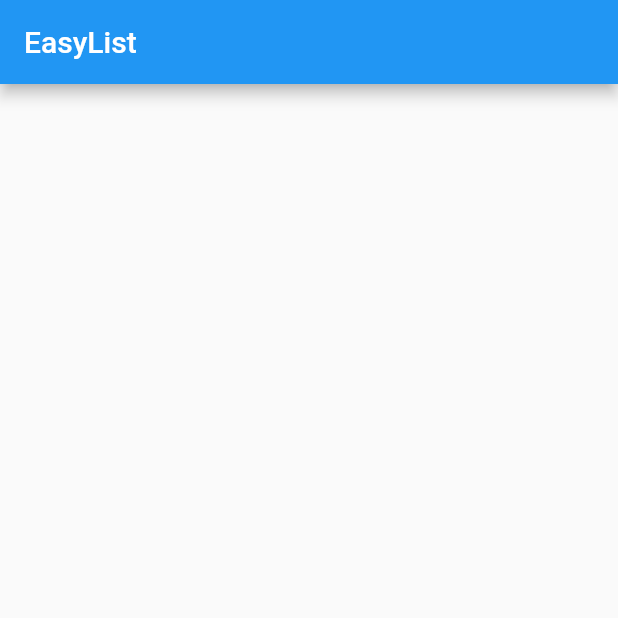
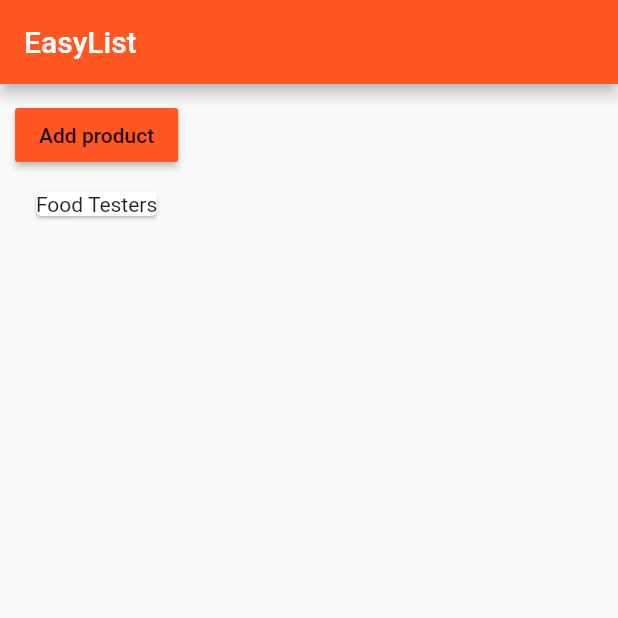
Before and after one commit to oscarlolero/ecmex-mobile-app, a Flutter app: the screen it shows after launch, on a phone screen of 412 x 824 dp, the top half of it. Run offline on Flutter 3.47's test engine with Material 2 defaults, Android fonts, the phone set to English and light mode, and no system bars.

Commit message:
Stateless and statefull, lifecycle, widgets, themes

```diff
--- a/lib/main.dart
+++ b/lib/main.dart
@@ -1,4 +1,6 @@
 import 'package:flutter/material.dart';
+
+import './product_manager.dart';
 
 //shortcut: void main() => runApp(MyApp());
 void main() {
@@ -8,11 +10,17 @@ void main() {
 class MyApp extends StatelessWidget {
   @override
   Widget build(BuildContext context) {
+    //se ejecutara cada vez que _products cambie
+    print('MyApp build');
     return MaterialApp(
+      theme: ThemeData(
+//        brightness: Brightness.light,
+        primarySwatch: Colors.deepOrange,
+        accentColor: Colors.deepPurple
+      ),
       home: Scaffold(
-        appBar: AppBar(
-          title: Text('EasyList'),
-        ),
+        appBar: AppBar(title: Text('EasyList')),
+        body: ProductManager('Food Testers'),
       ),
     );
   }
--- /dev/null
+++ b/lib/product_manager.dart
@@ -0,0 +1,54 @@
+import 'package:flutter/material.dart';
+
+import './products.dart';
+
+class ProductManager extends StatefulWidget { //aqui no se puede manejar datos internos
+  final String startingProduct;
+  ProductManager(this.startingProduct) {
+    print('ProductManager Widged Constructor');
+  }
+
+  //ahora es stateful porque se planea manehar la lista de productos y cambiarlos
+  @override
+  State<StatefulWidget> createState() {
+    print('ProductManager Widged createState');
+    return _ProductManagerState();
+  }
+}
+
+class _ProductManagerState extends State<ProductManager> { //aqui se pueden manejar datos internos
+  List<String> _products = []; //array
+
+  @override
+  void initState() {//corre antes del build
+    print('ProductManager State  initState');
+    super.initState();
+    _products.add(widget.startingProduct);//asi es como se tiene que inicializar
+  }
+
+  @override
+  void didUpdateWidget(ProductManager oldWidget) {
+    print('ProductManager State  didUpdateWidget');
+    super.didUpdateWidget(oldWidget);
+  }
+
+  @override
+  Widget build(BuildContext context) {
+    print('ProductManager State  build');
+    return Column(children: <Widget>[
+      Container(
+        margin: EdgeInsets.all(10.0),
+        child: RaisedButton(
+          color: Theme.of(context).primaryColor,
+          onPressed: () {
+            setState(() {
+              _products.add('Advanced Food Tester');
+            });
+          },
+          child: Text('Add product'),
+        ),
+      ),
+      Products(_products)
+    ]);
+  }
+}
--- /dev/null
+++ b/lib/products.dart
@@ -0,0 +1,29 @@
+import 'package:flutter/material.dart';
+
+class Products extends StatelessWidget {
+  final List<String> products; //con final, products solo se puede cambiar desde afuera, no desde adentro
+
+  Products(this.products) { //constructor, shortcut, recibe y asigna propiedad a products
+    print('Products Widged Constructor');
+  }
+
+  @override
+  Widget build(BuildContext context) {
+    print('Products Widged build');
+    return  Column(
+      children: products
+          .map(
+            (element) => Card(
+          child: Column(
+            children: <Widget>[
+              //array de widgets
+//              Image.asset('assets/food.jpg'),
+              Text(element)
+            ],
+          ),
+        ),
+      )
+          .toList(),
+    );
+  }
+}
--- a/pubspec.yaml
+++ b/pubspec.yaml
@@ -41,9 +41,8 @@ flutter:
   uses-material-design: true
 
   # To add assets to your application, add an assets section, like this:
-  # assets:
-  #  - images/a_dot_burr.jpeg
-  #  - images/a_dot_ham.jpeg
+  assets:
+    - assets/food.jpg
 
   # An image asset can refer to one or more resolution-specific "variants", see
   # https://flutter.io/assets-and-images/#resolution-aware.
```
Also changed, not shown: assets/food.jpg (added).
